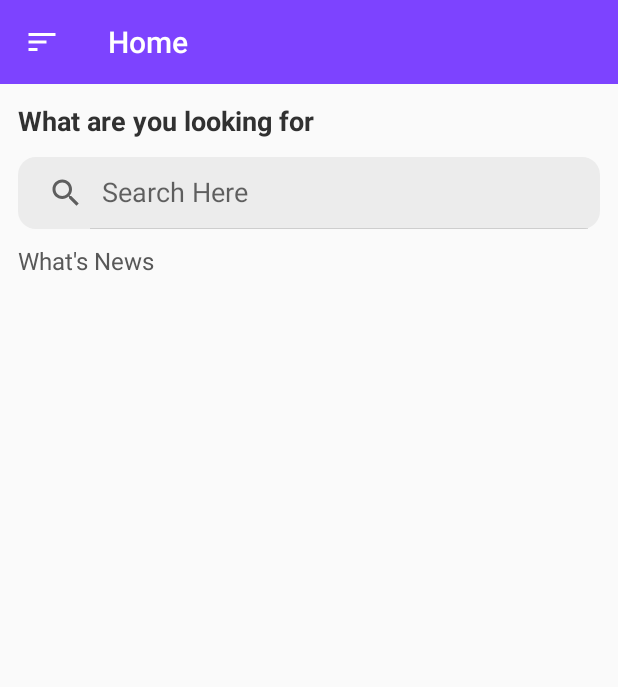
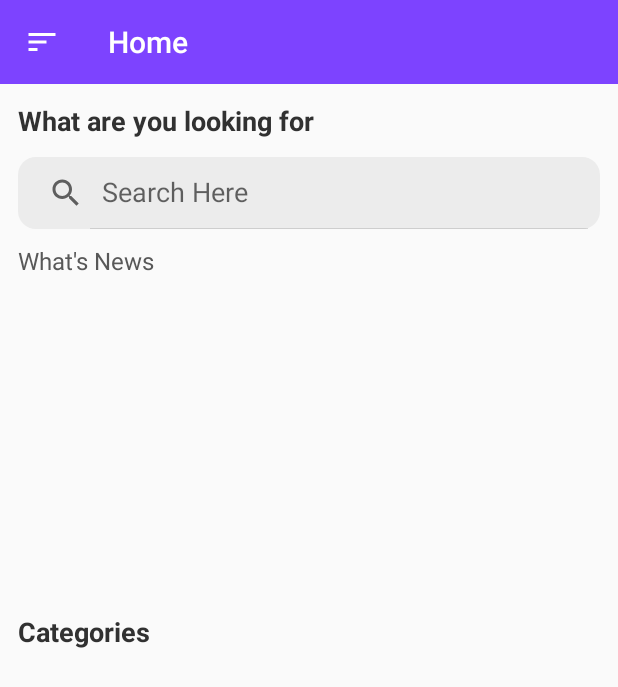
Before and after one commit to sameed07/GroceryAdminFyp, an Android app: the HomeActivity screen opened directly, with no data from a screen before it, on a phone screen of 412 x 824 dp. Shown: the top 687 px of the screen. Run offline under Robolectric (Android 15) with nearby library versions, the phone set to English and light mode, and no system bars; our stand-ins replace Firebase (no records; nobody signed in at launch, a user with empty details on screens opened directly), Picasso.

Commit message:
Design changed on home screen

```diff
--- a/app/src/main/java/Activities/HomeActivity.java
+++ b/app/src/main/java/Activities/HomeActivity.java
@@ -4,6 +4,8 @@ import androidx.annotation.NonNull;
 import androidx.appcompat.app.AppCompatActivity;
 import androidx.appcompat.widget.Toolbar;
 import androidx.drawerlayout.widget.DrawerLayout;
+import androidx.recyclerview.widget.LinearLayoutManager;
+import androidx.recyclerview.widget.RecyclerView;
 
 import android.content.Intent;
 import android.os.Bundle;
@@ -14,6 +16,7 @@ import android.widget.AdapterViewFlipper;
 import android.widget.Button;
 import android.widget.LinearLayout;
 import android.widget.TextView;
+import android.widget.Toast;
 
 import com.google.android.material.navigation.NavigationView;
 import com.google.firebase.auth.FirebaseAuth;
@@ -27,8 +30,10 @@ import com.infusiblecoder.groceryadminfyp.R;
 import java.util.ArrayList;
 import java.util.List;
 
+import Adapters.CategoryAdapter;
 import Adapters.FlipperAdapter;
 import Interfaces.GetSliderItemPosition;
+import Model.CategoryModel;
 import Model.NewsModel;
 
 public class HomeActivity extends AppCompatActivity implements GetSliderItemPosition {
@@ -40,6 +45,16 @@ public class HomeActivity extends AppCompatActivity implements GetSliderItemPosi
     List<NewsModel> mList = new ArrayList<>();
     private FirebaseDatabase mdatabase;
     private DatabaseReference mRef;
+
+    //recycler
+    RecyclerView categoryRecycler;
+    RecyclerView.LayoutManager layoutManager;
+    List<CategoryModel> catList = new ArrayList<>();
+    CategoryAdapter adapter;
+    //Firebase
+    FirebaseDatabase cateData;
+    DatabaseReference catRef;
+
 
     //fipper
     private AdapterViewFlipper adapterViewFlipper;
@@ -57,6 +72,39 @@ public class HomeActivity extends AppCompatActivity implements GetSliderItemPosi
         adapterViewFlipper = findViewById(R.id.mFlipper);
         mdatabase = FirebaseDatabase.getInstance();
         mRef = mdatabase.getReference("News");
+
+        cateData = FirebaseDatabase.getInstance();
+        catRef = cateData.getReference("Categories");
+
+        //init recycler
+        categoryRecycler = findViewById(R.id.category_recycler);
+        layoutManager = new LinearLayoutManager(this);
+        categoryRecycler.setLayoutManager(layoutManager);
+
+        catRef.addValueEventListener(new ValueEventListener() {
+            @Override
+            public void onDataChange(@NonNull DataSnapshot dataSnapshot) {
+
+                for (DataSnapshot postSnapshot: dataSnapshot.getChildren()) {
+                    CategoryModel model = postSnapshot.getValue(CategoryModel.class);
+                    model.setId(postSnapshot.getKey());
+
+                    catList.add(model);
+                    adapter = new CategoryAdapter(HomeActivity.this,catList);
+
+                    categoryRecycler.setAdapter(adapter);
+                    Toast.makeText(getApplication(), ""+ model.getCategory_title() , Toast.LENGTH_SHORT).show();
+                }
+
+            }
+
+            @Override
+            public void onCancelled(@NonNull DatabaseError databaseError) {
+
+            }
+        });
+
+        //creating 3 dots
         mLayout = findViewById(R.id.txt_dot);
 
         //createing adapter object
--- a/app/src/main/res/layout/activity_home.xml
+++ b/app/src/main/res/layout/activity_home.xml
@@ -25,7 +25,7 @@
                 android:layout_width="match_parent"
                 android:layout_height="wrap_content" />
 
-            <include layout="@layout/home_content"/>
+            <include layout="@layout/home_content" />
 
 
         </LinearLayout>
--- a/app/src/main/res/layout/home_content.xml
+++ b/app/src/main/res/layout/home_content.xml
@@ -75,4 +75,26 @@
         android:textStyle="normal"
         android:layout_marginLeft="12dp"/>
 
+    <TextView
+        android:id="@+id/txt_cat"
+        android:layout_below="@id/txt_dot"
+        android:layout_width="wrap_content"
+        android:layout_height="wrap_content"
+        android:text="Categories"
+        android:textColor="#313131"
+        android:textSize="18sp"
+        android:textStyle="bold"
+        android:layout_marginTop="12dp"
+        android:layout_marginLeft="12dp"/>
+
+    <androidx.recyclerview.widget.RecyclerView
+        android:padding="4dp"
+        android:layout_width="match_parent"
+        android:layout_height="match_parent"
+        android:id="@+id/category_recycler"
+        android:layout_margin="6dp"
+        android:layout_below="@+id/txt_cat"
+
+        />
+
 </RelativeLayout>
```
